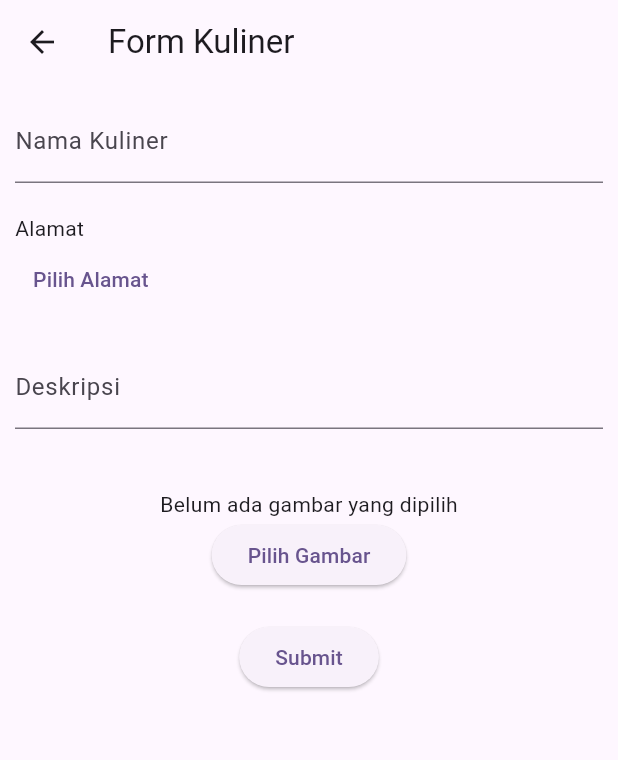
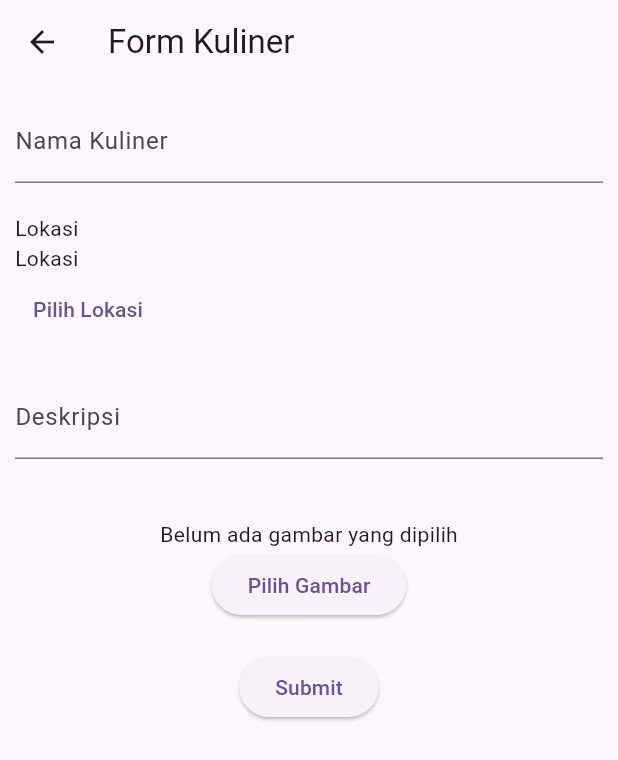
Before and after one commit to ardianmulya/UCP2_PAMLanjut_20210140019, a Flutter app: the FormKulinerScreen screen opened directly, on a phone screen of 412 x 824 dp. Shown: the top 760 px of the screen. Run offline on Flutter 3.47's test engine with Material 3 defaults, Android fonts, the phone set to English and light mode, and no system bars; our stand-ins replace geocoding, geolocator, google_maps_flutter, image_picker; network calls fail.

Commit message:
merubah text

```diff
--- a/lib/screen/form_kuliner_screen.dart
+++ b/lib/screen/form_kuliner_screen.dart
@@ -74,10 +74,14 @@ class _FormKulinerScreenState extends State<FormKulinerScreen> {
                   child: Column(
                     crossAxisAlignment: CrossAxisAlignment.start,
                     children: [
+                      SizedBox(
+                              width: double.infinity,
+                              child: Text('Lokasi'),
+                            ),
                       _alamat == null
                           ? const SizedBox(
                               width: double.infinity,
-                              child: Text('Alamat'),
+                              child: Text('Lokasi'),
                             )
                           : Text('$_alamat'),
                       _alamat == null
@@ -96,7 +100,7 @@ class _FormKulinerScreenState extends State<FormKulinerScreen> {
                                   ),
                                 );
                               },
-                              child: const Text("Pilih Alamat"))
+                              child: const Text("Pilih Lokasi"))
                           : TextButton(
                               onPressed: () async {
                                 Navigator.push(
```
